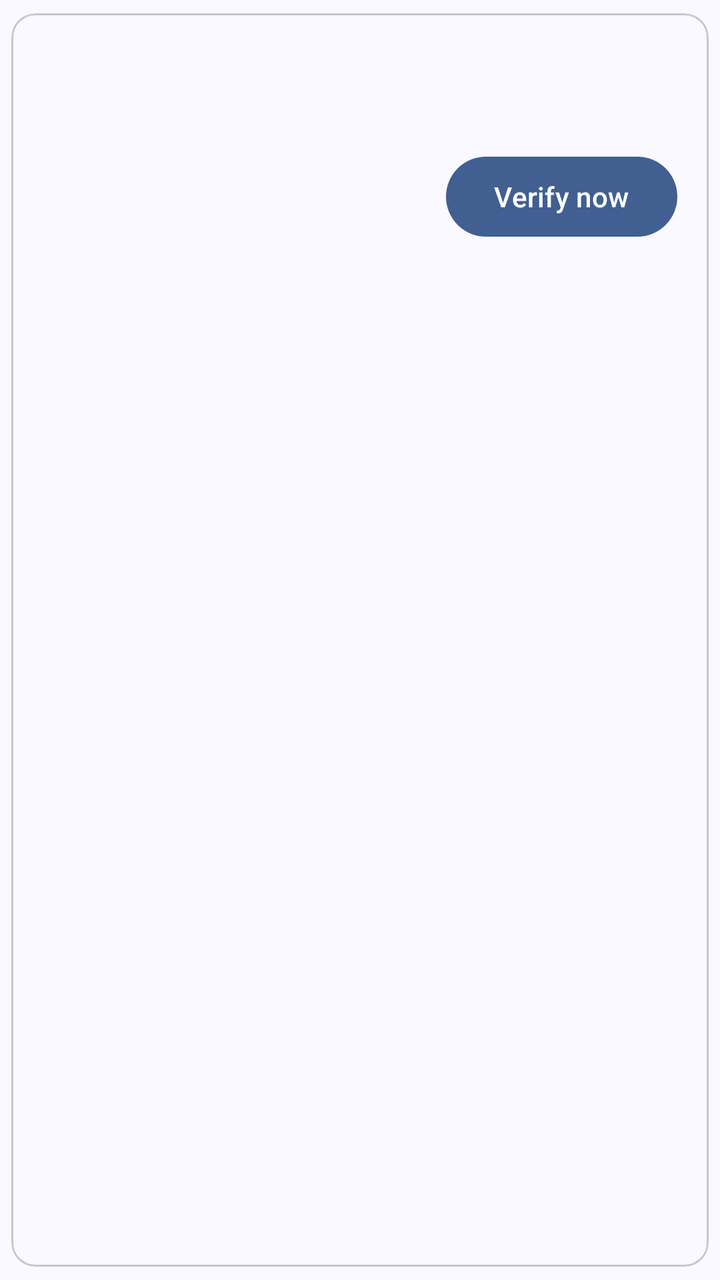
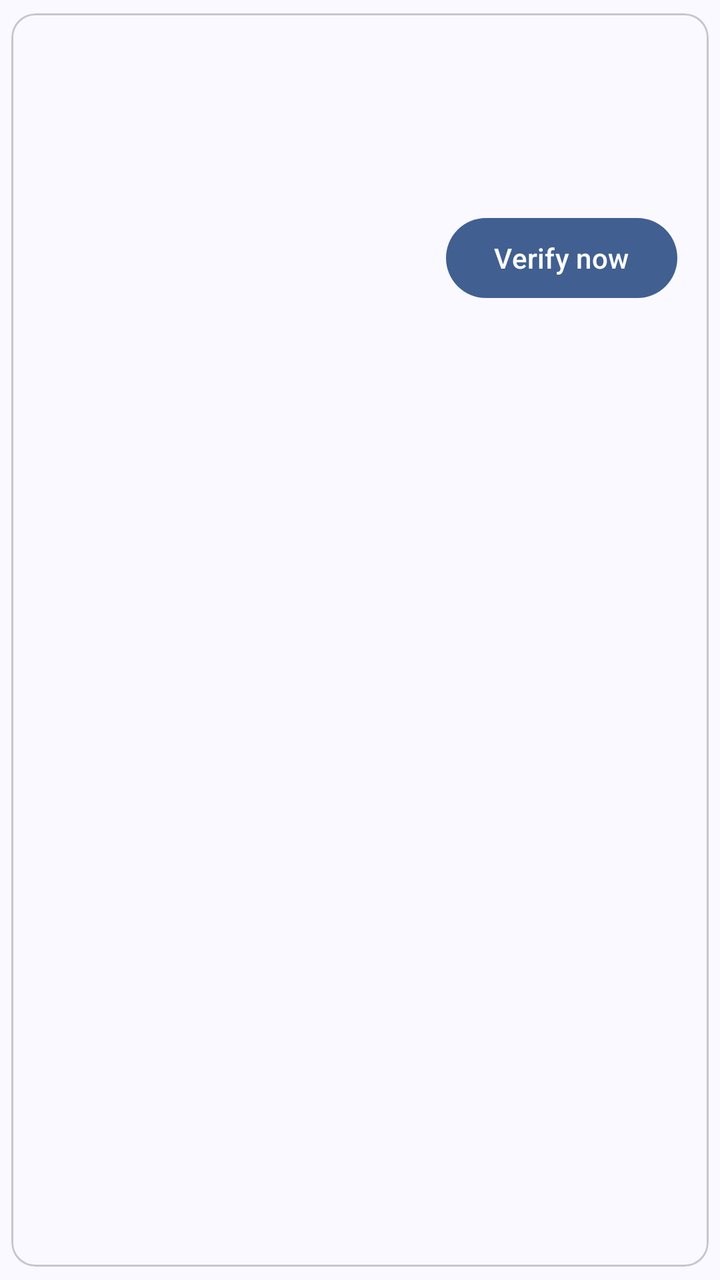

Screens rendered from an Android XML layout before and after an edit, with the pre-edit source and the edit as a unified diff.
<!-- AndroidManifest.xml: application theme Theme.Keyheimer -->
<!-- res/layout/item_secret.xml -->
<?xml version="1.0" encoding="utf-8"?>
<com.google.android.material.card.MaterialCardView
    xmlns:android="http://schemas.android.com/apk/res/android"
    xmlns:app="http://schemas.android.com/apk/res-auto"
    app:cardUseCompatPadding="true"
    android:layout_marginStart="8dp"
    android:layout_marginEnd="8dp"
    style="@style/Widget.Material3.CardView.Outlined"
    app:cardBackgroundColor="?attr/colorSurface"
    android:clickable="true"
    android:focusable="true"
    android:layout_width="match_parent"
    android:layout_height="wrap_content">

    <LinearLayout
        android:layout_width="match_parent"
        android:layout_height="wrap_content"
        android:orientation="vertical"
        android:padding="16dp">

        <com.google.android.material.textview.MaterialTextView
            android:id="@+id/text_secret_name"
            android:layout_width="match_parent"
            android:layout_height="wrap_content"
            android:fontFamily="serif"
            android:textColor="?attr/colorPrimary"
            android:textAppearance="?attr/textAppearanceTitleMedium" />

        <com.google.android.material.textview.MaterialTextView
            android:id="@+id/text_secret_subtitle"
            android:layout_width="match_parent"
            android:layout_height="wrap_content"
            android:layout_marginTop="4dp"
            android:textAppearance="?attr/textAppearanceBodyMedium"
            android:textColor="?attr/colorOnSurfaceVariant" />

        <com.google.android.material.textview.MaterialTextView
            android:id="@+id/text_secret_stats"
            android:layout_width="match_parent"
            android:layout_height="wrap_content"
            android:layout_marginTop="2dp"
            android:textAppearance="?attr/textAppearanceLabelSmall"
            android:textColor="?attr/colorOnSurfaceVariant"
            android:visibility="gone" />

        <com.google.android.material.button.MaterialButton
            android:id="@+id/button_verify_now"
            android:layout_width="wrap_content"
            android:layout_height="wrap_content"
            android:layout_gravity="end"
            android:layout_marginTop="8dp"
            android:text="@string/tooltip_verify" />
    </LinearLayout>
</com.google.android.material.card.MaterialCardView>
<!-- resources referenced by this layout -->
<resources>
  <string name="tooltip_verify">Verify now</string>
  <color name="md_theme_primary">#415F91</color>
  <color name="md_theme_onPrimary">#FFFFFF</color>
  <color name="md_theme_primaryContainer">#D6E3FF</color>
  <color name="md_theme_onPrimaryContainer">#284777</color>
  <color name="md_theme_secondary">#565F71</color>
  <color name="md_theme_onSecondary">#FFFFFF</color>
  <color name="md_theme_secondaryContainer">#DAE2F9</color>
  <color name="md_theme_onSecondaryContainer">#3E4759</color>
  <color name="md_theme_tertiary">#705575</color>
  <color name="md_theme_onTertiary">#FFFFFF</color>
  <color name="md_theme_tertiaryContainer">#FAD8FD</color>
  <color name="md_theme_onTertiaryContainer">#573E5C</color>
  <color name="md_theme_error">#BA1A1A</color>
  <color name="md_theme_onError">#FFFFFF</color>
  <color name="md_theme_errorContainer">#FFDAD6</color>
  <color name="md_theme_onErrorContainer">#93000A</color>
  <color name="md_theme_background">#F9F9FF</color>
  <color name="md_theme_onBackground">#191C20</color>
  <color name="md_theme_surface">#F9F9FF</color>
  <color name="md_theme_onSurface">#191C20</color>
  <color name="md_theme_surfaceVariant">#E0E2EC</color>
  <color name="md_theme_onSurfaceVariant">#44474E</color>
  <color name="md_theme_outline">#74777F</color>
  <color name="md_theme_outlineVariant">#C4C6D0</color>
  <color name="md_theme_inverseSurface">#2E3036</color>
  <color name="md_theme_inverseOnSurface">#F0F0F7</color>
  <color name="md_theme_inversePrimary">#AAC7FF</color>
  <color name="md_theme_primaryFixed">#D6E3FF</color>
  <color name="md_theme_onPrimaryFixed">#001B3E</color>
  <color name="md_theme_primaryFixedDim">#AAC7FF</color>
  <color name="md_theme_onPrimaryFixedVariant">#284777</color>
  <color name="md_theme_secondaryFixed">#DAE2F9</color>
  <color name="md_theme_onSecondaryFixed">#131C2B</color>
  <color name="md_theme_secondaryFixedDim">#BEC6DC</color>
  <color name="md_theme_onSecondaryFixedVariant">#3E4759</color>
  <color name="md_theme_tertiaryFixed">#FAD8FD</color>
  <color name="md_theme_onTertiaryFixed">#28132E</color>
  <color name="md_theme_tertiaryFixedDim">#DDBCE0</color>
  <color name="md_theme_onTertiaryFixedVariant">#573E5C</color>
  <color name="md_theme_surfaceDim">#D9D9E0</color>
  <color name="md_theme_surfaceBright">#F9F9FF</color>
  <color name="md_theme_surfaceContainerLowest">#FFFFFF</color>
  <color name="md_theme_surfaceContainerLow">#F3F3FA</color>
  <color name="md_theme_surfaceContainer">#EDEDF4</color>
  <color name="md_theme_surfaceContainerHigh">#E7E8EE</color>
  <color name="md_theme_surfaceContainerHighest">#E2E2E9</color>
  <style name="Theme.Keyheimer.AlertDialog" parent="ThemeOverlay.Material3.MaterialAlertDialog">
          <item name="backgroundTint">?attr/colorSurfaceContainerHigh</item>
          <item name="android:textColor">?attr/colorOnSurface</item>
          <item name="dialogCornerRadius">28dp</item>
          <item name="buttonBarPositiveButtonStyle">@style/Widget.Material3.Button.TextButton.Dialog</item>
          <item name="buttonBarNegativeButtonStyle">@style/Widget.Material3.Button.TextButton.Dialog</item>
          <item name="buttonBarNeutralButtonStyle">@style/Widget.Material3.Button.TextButton.Dialog.Flush</item>
      </style>
  <!-- unchanged entries left out for length: 1 -->
</resources>

<!-- the commit's change to res/layout/item_secret.xml (unified diff, before → after) -->
@@ -24,13 +24,13 @@
             android:layout_height="wrap_content"
             android:fontFamily="serif"
             android:textColor="?attr/colorPrimary"
-            android:textAppearance="?attr/textAppearanceTitleMedium" />
+            android:textAppearance="?attr/textAppearanceTitleLarge" />
 
         <com.google.android.material.textview.MaterialTextView
             android:id="@+id/text_secret_subtitle"
             android:layout_width="match_parent"
             android:layout_height="wrap_content"
-            android:layout_marginTop="4dp"
+            android:layout_marginTop="8dp"
             android:textAppearance="?attr/textAppearanceBodyMedium"
             android:textColor="?attr/colorOnSurfaceVariant" />
 
@@ -38,10 +38,10 @@
             android:id="@+id/text_secret_stats"
             android:layout_width="match_parent"
             android:layout_height="wrap_content"
-            android:layout_marginTop="2dp"
+            android:layout_marginTop="4dp"
             android:textAppearance="?attr/textAppearanceLabelSmall"
             android:textColor="?attr/colorOnSurfaceVariant"
-            android:visibility="gone" />
+            android:visibility="visible" />
 
         <com.google.android.material.button.MaterialButton
             android:id="@+id/button_verify_now"
